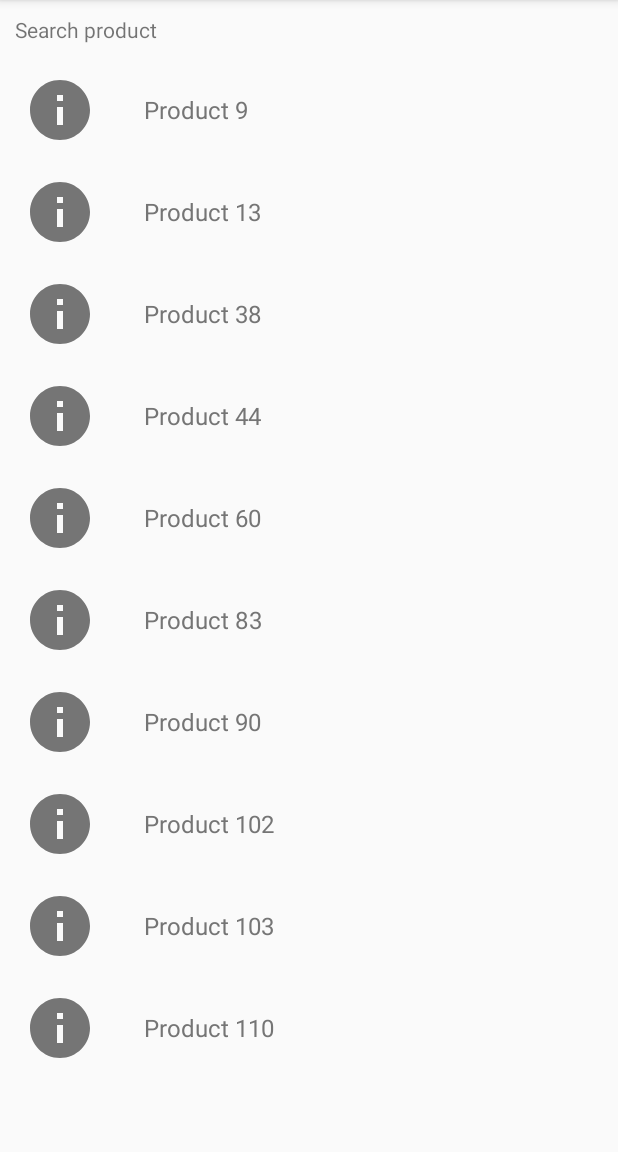
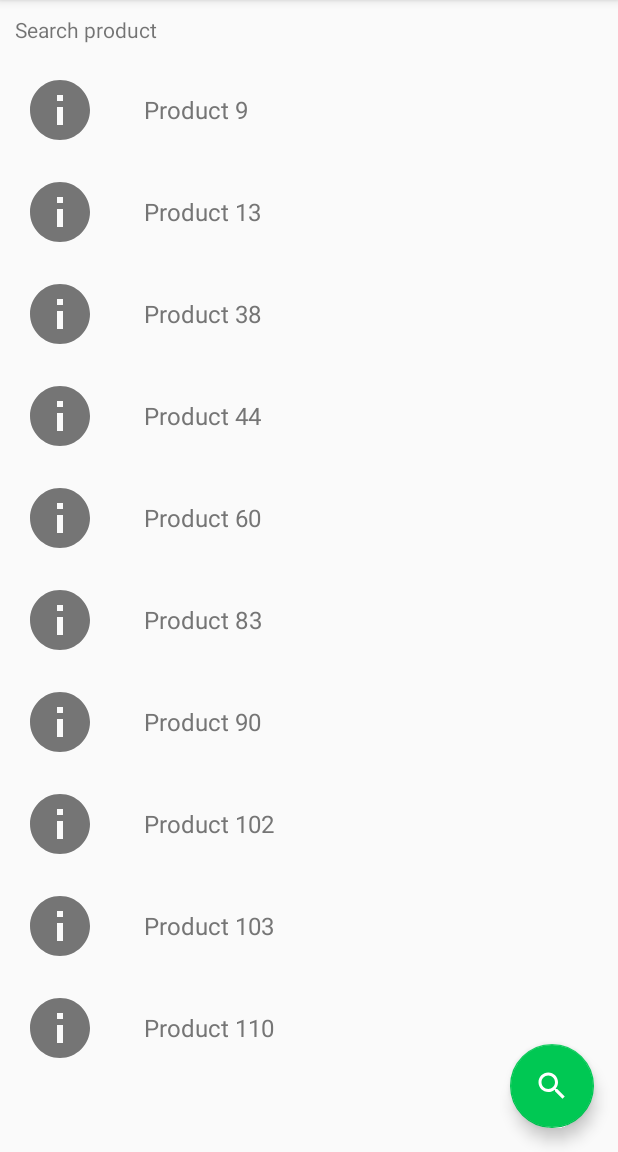
Before and after one commit to tobiasbriones/cp-unah-mm543-awis, an Android app: the screen it shows after launch (MainActivity), on a phone screen of 412 x 824 dp, the part 84-1236 px from its top. Run offline under Robolectric (Android 15) with nearby library versions, the phone set to English and light mode, and no system bars.

Commit message:
FAB brought back

```diff
--- a/app/src/main/res/layout/activity_main.xml
+++ b/app/src/main/res/layout/activity_main.xml
@@ -32,6 +32,11 @@
 
         </com.google.android.material.appbar.AppBarLayout>
 
+        <FrameLayout
+            android:layout_width="match_parent"
+            android:layout_height="match_parent"
+            android:orientation="vertical">
+
             <include layout="@layout/content_main" />
 
             <com.google.android.material.floatingactionbutton.FloatingActionButton
@@ -42,6 +47,7 @@
                 android:layout_margin="@dimen/fab_margin"
                 android:contentDescription="@string/search_product"
                 app:srcCompat="@drawable/ic_baseline_search_24" />
+        </FrameLayout>
 
     </LinearLayout>
 
```
Also changed, not shown: app/src/main/java/com/mm543/awis/MainActivity.kt (+10 -0 lines). Lines whose indentation alone changed are shown as unchanged.
